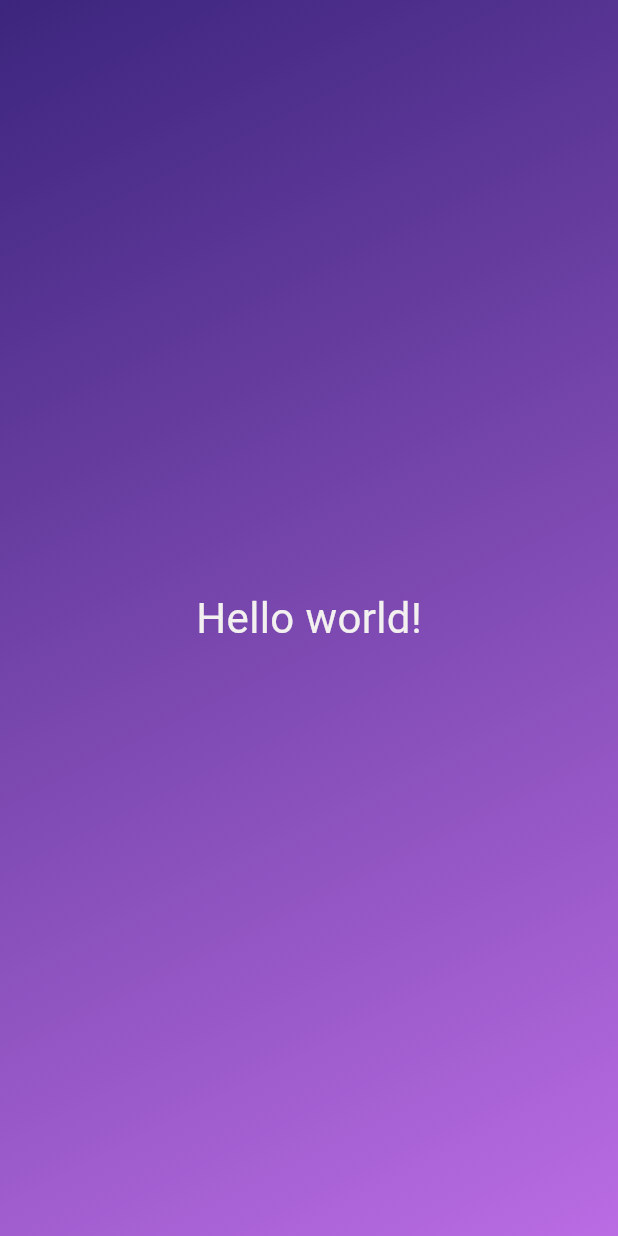
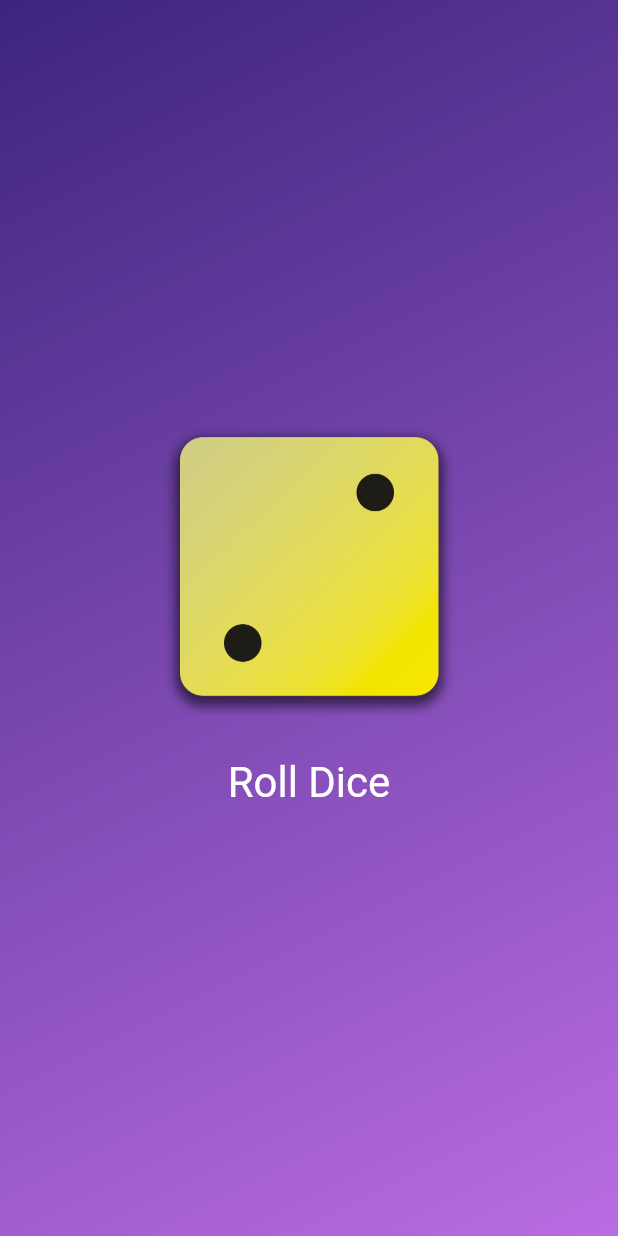
Before and after one commit to Rodgers31/Flutter_app, a Flutter app: the screen it shows after launch, on a phone screen of 412 x 824 dp. Run offline on Flutter 3.47's test engine with Material 3 defaults, Android fonts, the phone set to English and light mode, and no system bars.

Commit message:
roll dice app

```diff
--- /dev/null
+++ b/lib/dice_roller.dart
@@ -0,0 +1,45 @@
+import 'dart:math';
+
+import 'package:flutter/material.dart';
+
+// We can execute once so it doesn't get created everytime state is calle, to save phone memory
+final randomixer = Random();
+
+class DiceRoller extends StatefulWidget {
+  const DiceRoller({super.key});
+  @override
+  State<DiceRoller> createState() {
+    return _DiceRollerState();
+  }
+}
+
+class _DiceRollerState extends State<DiceRoller> {
+  var currentDiceRoll = 2;
+
+  void rollDice() {
+    setState(() {
+      currentDiceRoll = randomixer.nextInt(6) + 1;
+    });
+  }
+
+  @override
+  Widget build(context) {
+    return Column(
+      mainAxisSize: MainAxisSize.min,
+      children: [
+        Image.asset('assets/dice-images/dice-$currentDiceRoll.png', width: 200),
+        // We can use this instead of padding, it's just an empy widget that will take space based on value provided
+        const SizedBox(height: 20),
+        TextButton(
+          onPressed: rollDice,
+          style: TextButton.styleFrom(
+            // padding: EdgeInsets.only(top: 20),
+            foregroundColor: Colors.white,
+            textStyle: TextStyle(fontSize: 28),
+          ),
+          child: const Text('Roll Dice'),
+        ),
+      ],
+    );
+  }
+}
--- a/lib/gradient_container.dart
+++ b/lib/gradient_container.dart
@@ -1,4 +1,4 @@
-import 'package:first_app/text_style.dart';
+import 'package:first_app/dice_roller.dart';
 import 'package:flutter/material.dart';
 
 const startAlignment = Alignment.topLeft;
@@ -7,6 +7,7 @@ const endAlignment = Alignment.bottomRight;
 class GradientContainer extends StatelessWidget {
   const GradientContainer(this.colors, {super.key});
   final List<Color> colors;
+
 
   @override
   Widget build(context) {
@@ -18,7 +19,10 @@ class GradientContainer extends StatelessWidget {
           end: endAlignment,
         ),
       ),
-      child: const Center(child: StyledText('Hello world!')),
+      child: Center(
+        // colum will overide center up to down, it will still respect it left to right
+        child: DiceRoller()
+      ),
     );
   }
 }
--- a/lib/main.dart
+++ b/lib/main.dart
@@ -3,7 +3,7 @@ import 'package:flutter/material.dart';
 
 void main() {
   runApp(
-    MaterialApp(
+    const MaterialApp(
       home: Scaffold(
         body: GradientContainer([Color.fromARGB(255, 60, 37, 125), Color.fromARGB(255, 186, 108, 227)]), // Main content
       ),
```
Also changed, not shown: pubspec.yaml (+8 -5 lines), assets/dice-images/dice-1.png (added), assets/dice-images/dice-2.png (added), assets/dice-images/dice-3.png (added), assets/dice-images/dice-4.png (added), assets/dice-images/dice-5.png (added), assets/dice-images/dice-6.png (added).
